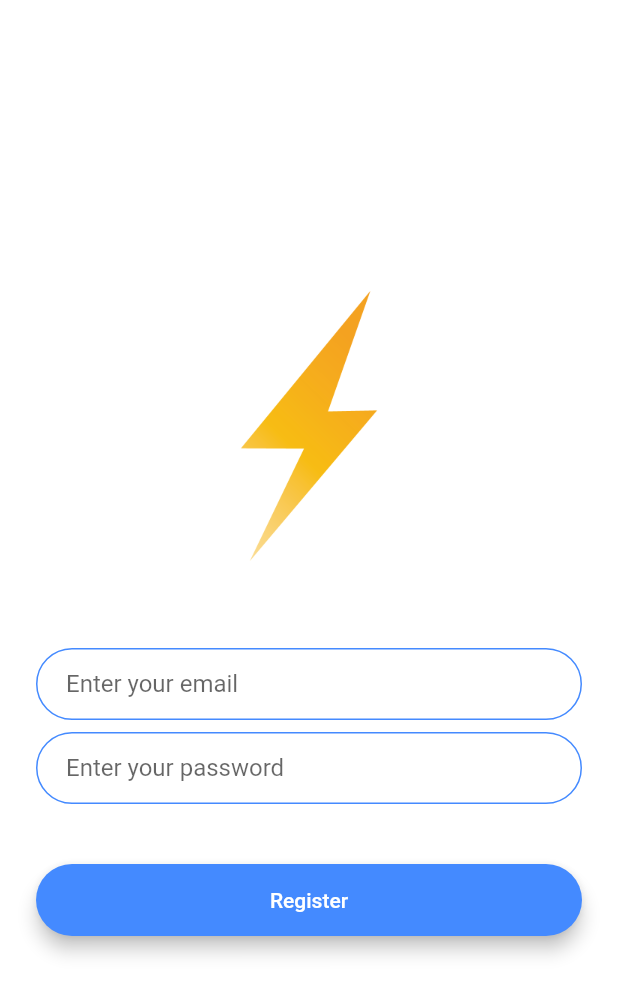
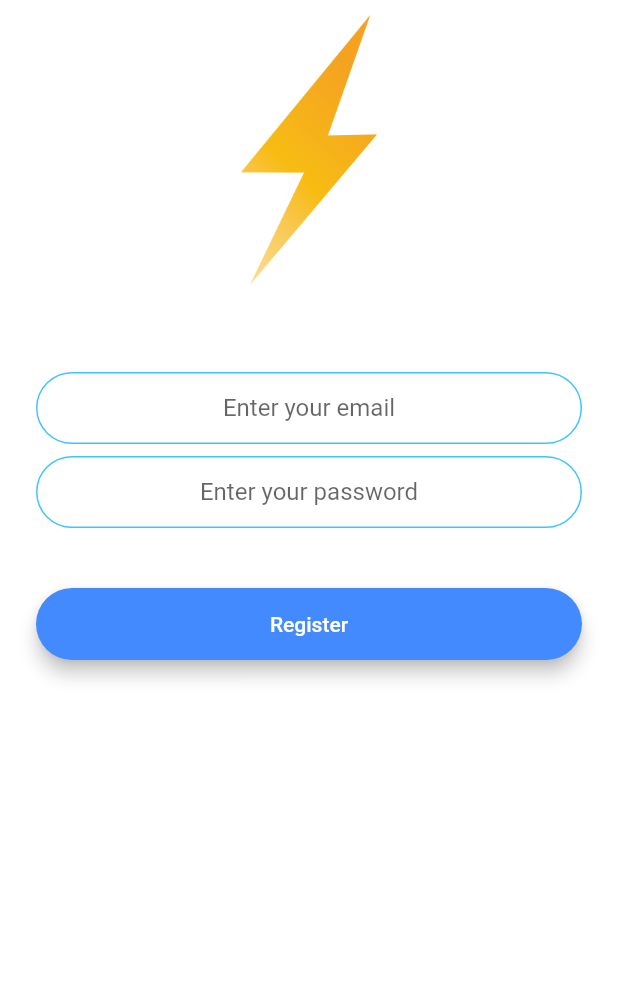
Before and after one commit to Chinecherem20199/flutter_chat_app, a Flutter app: the screen it shows after launch, after a tap on "Register", on a phone screen of 412 x 824 dp. Shown: the top 995 px of the screen. Run offline on Flutter 3.47's test engine with Material 2 defaults, Android fonts, the phone set to English and light mode, and no system bars; our stand-ins replace animated_text_kit, firebase_auth, firebase_core; accounts and stored records are empty.

```diff
--- /dev/null
+++ b/lib/components/rounded_button.dart
@@ -0,0 +1,32 @@
+import 'package:flutter/material.dart';
+import 'package:flutter/widgets.dart';
+
+class RoundedButton extends StatelessWidget {
+  final Color colour;
+  final String title;
+  final void Function() onPressed;
+  RoundedButton(
+      {required this.colour, required this.title, required this.onPressed});
+  @override
+  Widget build(BuildContext context) {
+    return Padding(
+      padding: const EdgeInsets.symmetric(vertical: 16.0),
+      child: Material(
+        color: colour,
+        borderRadius: BorderRadius.circular(30.0),
+        elevation: 5.0,
+        child: MaterialButton(
+          onPressed: onPressed,
+          minWidth: 200.0,
+          height: 42.0,
+          child: Text(
+            title,
+            style: TextStyle(
+              color: Colors.white,
+            ),
+          ),
+        ),
+      ),
+    );
+  }
+}
--- a/lib/constants.dart
+++ b/lib/constants.dart
@@ -17,3 +17,18 @@ const kMessageContainerDecoration = BoxDecoration(
     top: BorderSide(color: Colors.lightBlueAccent, width: 2.0),
   ),
 );
+const kTextFieldDecoration = InputDecoration(
+  hintText: 'Enter a value',
+  contentPadding: EdgeInsets.symmetric(vertical: 10.0, horizontal: 20.0),
+  border: OutlineInputBorder(
+    borderRadius: BorderRadius.all(Radius.circular(32.0)),
+  ),
+  enabledBorder: OutlineInputBorder(
+    borderSide: BorderSide(color: Colors.lightBlueAccent, width: 1.0),
+    borderRadius: BorderRadius.all(Radius.circular(32.0)),
+  ),
+  focusedBorder: OutlineInputBorder(
+    borderSide: BorderSide(color: Colors.lightBlueAccent, width: 2.0),
+    borderRadius: BorderRadius.all(Radius.circular(32.0)),
+  ),
+);
--- a/lib/main.dart
+++ b/lib/main.dart
@@ -1,21 +1,23 @@
+import 'package:firebase_core/firebase_core.dart';
 import 'package:flutter/material.dart';
 import 'package:flutter_chat_app/screens/chat_screen.dart';
 import 'package:flutter_chat_app/screens/login_screen.dart';
 import 'package:flutter_chat_app/screens/registration_screen.dart';
 import 'package:flutter_chat_app/screens/welcome_screen.dart';
 
-void main() => runApp(FlashChat());
+// void main() => runApp(FlashChat());
+void main() async {
+  WidgetsFlutterBinding.ensureInitialized();
+  await Firebase.initializeApp();
+  runApp(
+    FlashChat(),
+  );
+}
 
 class FlashChat extends StatelessWidget {
   @override
   Widget build(BuildContext context) {
     return MaterialApp(
-      // theme: ThemeData.dark().copyWith(
-      //   textTheme: const TextTheme(
-      //       // bodyText1: TextStyle(color: Colors.black),
-      //       ),
-      // ),
-      // home: WelcomeScreen(),
       initialRoute: WelcomeScreen.id,
       routes: {
         WelcomeScreen.id: (context) => WelcomeScreen(),
--- a/lib/screens/registration_screen.dart
+++ b/lib/screens/registration_screen.dart
@@ -1,4 +1,9 @@
+import 'package:firebase_auth/firebase_auth.dart';
 import 'package:flutter/material.dart';
+import 'package:flutter_chat_app/constants.dart';
+import 'package:flutter_chat_app/screens/chat_screen.dart';
+
+import '../components/rounded_button.dart';
 
 class RegistrationScreen extends StatefulWidget {
   static const String id = 'registration';
@@ -7,12 +12,17 @@ class RegistrationScreen extends StatefulWidget {
 }
 
 class _RegistrationScreenState extends State<RegistrationScreen> {
+  final _auth = FirebaseAuth.instance;
+  late String email;
+  late String password;
+
   @override
   Widget build(BuildContext context) {
     return Scaffold(
       backgroundColor: Colors.white,
       body: Padding(
         padding: EdgeInsets.symmetric(horizontal: 24.0),
+        child: SingleChildScrollView(
           child: Column(
             mainAxisAlignment: MainAxisAlignment.center,
             crossAxisAlignment: CrossAxisAlignment.stretch,
@@ -28,73 +38,46 @@ class _RegistrationScreenState extends State<RegistrationScreen> {
                 height: 48.0,
               ),
               TextField(
+                keyboardType: TextInputType.emailAddress,
+                textAlign: TextAlign.center,
                 onChanged: (value) {
-                //Do something with the user input.
+                  email = value;
                 },
-              decoration: const InputDecoration(
-                hintText: 'Enter your email',
-                contentPadding:
-                    EdgeInsets.symmetric(vertical: 10.0, horizontal: 20.0),
-                border: OutlineInputBorder(
-                  borderRadius: BorderRadius.all(Radius.circular(32.0)),
-                ),
-                enabledBorder: OutlineInputBorder(
-                  borderSide: BorderSide(color: Colors.blueAccent, width: 1.0),
-                  borderRadius: BorderRadius.all(Radius.circular(32.0)),
-                ),
-                focusedBorder: OutlineInputBorder(
-                  borderSide: BorderSide(color: Colors.blueAccent, width: 2.0),
-                  borderRadius: BorderRadius.all(Radius.circular(32.0)),
-                ),
-              ),
+                decoration:
+                    kTextFieldDecoration.copyWith(hintText: 'Enter your email'),
               ),
               SizedBox(
                 height: 8.0,
               ),
               TextField(
+                obscureText: true,
+                textAlign: TextAlign.center,
                 onChanged: (value) {
-                //Do something with the user input.
+                  password = value;
                 },
-              decoration: const InputDecoration(
-                hintText: 'Enter your password',
-                contentPadding:
-                    EdgeInsets.symmetric(vertical: 10.0, horizontal: 20.0),
-                border: OutlineInputBorder(
-                  borderRadius: BorderRadius.all(Radius.circular(32.0)),
-                ),
-                enabledBorder: OutlineInputBorder(
-                  borderSide: BorderSide(color: Colors.blueAccent, width: 1.0),
-                  borderRadius: BorderRadius.all(Radius.circular(32.0)),
-                ),
-                focusedBorder: OutlineInputBorder(
-                  borderSide: BorderSide(color: Colors.blueAccent, width: 2.0),
-                  borderRadius: BorderRadius.all(Radius.circular(32.0)),
-                ),
-              ),
+                decoration: kTextFieldDecoration.copyWith(
+                    hintText: 'Enter your password'),
               ),
               SizedBox(
                 height: 24.0,
               ),
-            Padding(
-              padding: EdgeInsets.symmetric(vertical: 16.0),
-              child: Material(
-                color: Colors.blueAccent,
-                borderRadius: BorderRadius.all(Radius.circular(30.0)),
-                elevation: 5.0,
-                child: MaterialButton(
-                  onPressed: () {
-                    //Implement registration functionality.
+              RoundedButton(
+                colour: Colors.blueAccent,
+                title: 'Register',
+                onPressed: () async {
+                  try {
+                    final newUser = await _auth.createUserWithEmailAndPassword(
+                        email: email, password: password);
+                    if (newUser != null) {
+                      Navigator.pushNamed(context, ChatScreen.id);
+                    }
+                  } catch (e) {
+                    print(e);
+                  }
                 },
-                  minWidth: 200.0,
-                  height: 42.0,
-                  child: Text(
-                    'Register',
-                    style: TextStyle(color: Colors.white),
-                  ),
-                ),
-              ),
               ),
             ],
+          ),
         ),
       ),
     );
--- a/lib/screens/welcome_screen.dart
+++ b/lib/screens/welcome_screen.dart
@@ -1,6 +1,9 @@
+import 'package:animated_text_kit/animated_text_kit.dart';
 import 'package:flutter/material.dart';
 import 'package:flutter_chat_app/screens/login_screen.dart';
 import 'package:flutter_chat_app/screens/registration_screen.dart';
+
+import '../components/rounded_button.dart';
 
 class WelcomeScreen extends StatefulWidget {
   static String id = 'welcome';
@@ -12,12 +15,15 @@ class WelcomeScreen extends StatefulWidget {
 class _WelcomeScreenState extends State<WelcomeScreen>
     with SingleTickerProviderStateMixin {
   late AnimationController controller;
+  late Animation animation;
 
   @override
   void initState() {
     super.initState();
     controller =
-        AnimationController(duration: Duration(seconds: 1), vsync: this);
+        AnimationController(duration: Duration(seconds: 5), vsync: this);
+    animation = ColorTween(begin: Colors.blueGrey, end: Colors.white)
+        .animate(controller);
     controller.forward();
     controller.addListener(() {
       setState(() {});
@@ -27,7 +33,7 @@ class _WelcomeScreenState extends State<WelcomeScreen>
   @override
   Widget build(BuildContext context) {
     return Scaffold(
-      backgroundColor: Colors.red.withOpacity(controller.value),
+      backgroundColor: animation.value,
       body: Padding(
         padding: const EdgeInsets.symmetric(horizontal: 24.0),
         child: Column(
@@ -44,53 +50,36 @@ class _WelcomeScreenState extends State<WelcomeScreen>
                     // width: 60.0,
                   ),
                 ),
-                const Text(
+                AnimatedTextKit(
+                  animatedTexts: [
+                    TypewriterAnimatedText(
                       'Chat Me',
-                  style: TextStyle(
+                      textStyle: const TextStyle(
                           fontSize: 45.0,
                           fontWeight: FontWeight.w900,
+                          fontFamily: 'Bobbers',
+                          color: Colors.deepPurple
+                          // color: Colors.black54,
                           ),
                     ),
                   ],
+                )
+              ],
             ),
-            const SizedBox(
-              height: 48.0,
-            ),
-            Padding(
-              padding: const EdgeInsets.symmetric(vertical: 16.0),
-              child: Material(
-                elevation: 5.0,
-                color: Colors.lightBlueAccent,
-                borderRadius: BorderRadius.circular(30.0),
-                child: MaterialButton(
+            const SizedBox(),
+            RoundedButton(
+              colour: Colors.lightBlueAccent,
+              title: 'Log In',
               onPressed: () {
                 Navigator.pushNamed(context, LoginScreen.id);
               },
-                  minWidth: 200.0,
-                  height: 42.0,
-                  child: const Text(
-                    'Log In',
             ),
-                ),
-              ),
-            ),
-            Padding(
-              padding: const EdgeInsets.symmetric(vertical: 16.0),
-              child: Material(
-                color: Colors.blueAccent,
-                borderRadius: BorderRadius.circular(30.0),
-                elevation: 5.0,
-                child: MaterialButton(
+            RoundedButton(
+              colour: Colors.blueAccent,
+              title: 'Register',
               onPressed: () {
                 Navigator.pushNamed(context, RegistrationScreen.id);
               },
-                  minWidth: 200.0,
-                  height: 42.0,
-                  child: Text(
-                    'Register',
-                  ),
-                ),
-              ),
             ),
           ],
         ),
```
Also changed, not shown: lib/screens/chat_screen.dart (+22 -0 lines), lib/screens/login_screen.dart (+25 -54 lines), pubspec.yaml (+8 -0 lines), pubspec.lock, 3 other files. Lines whose indentation alone changed are shown as unchanged.
